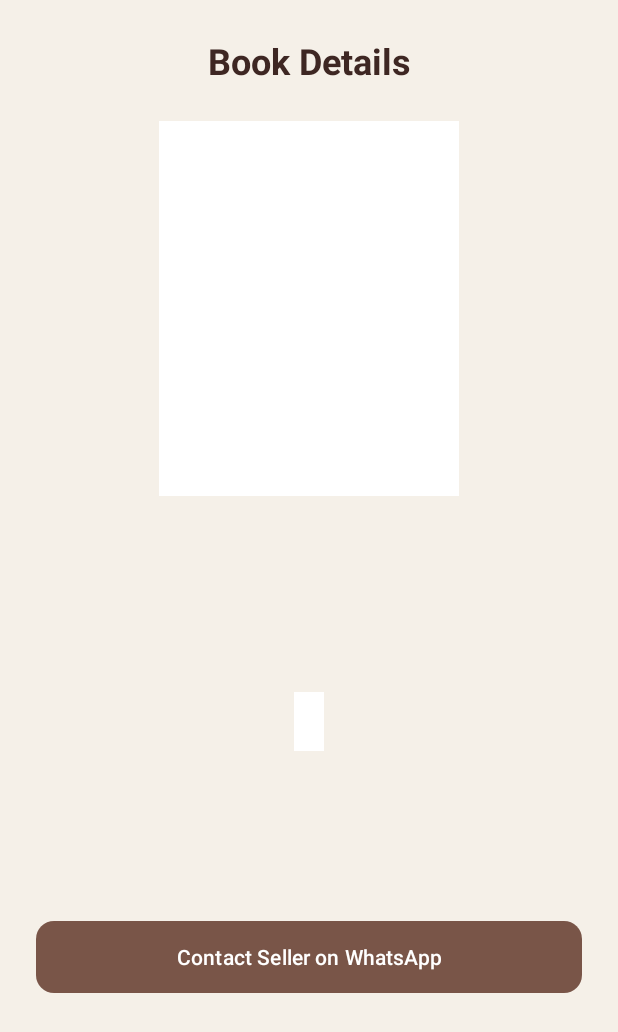
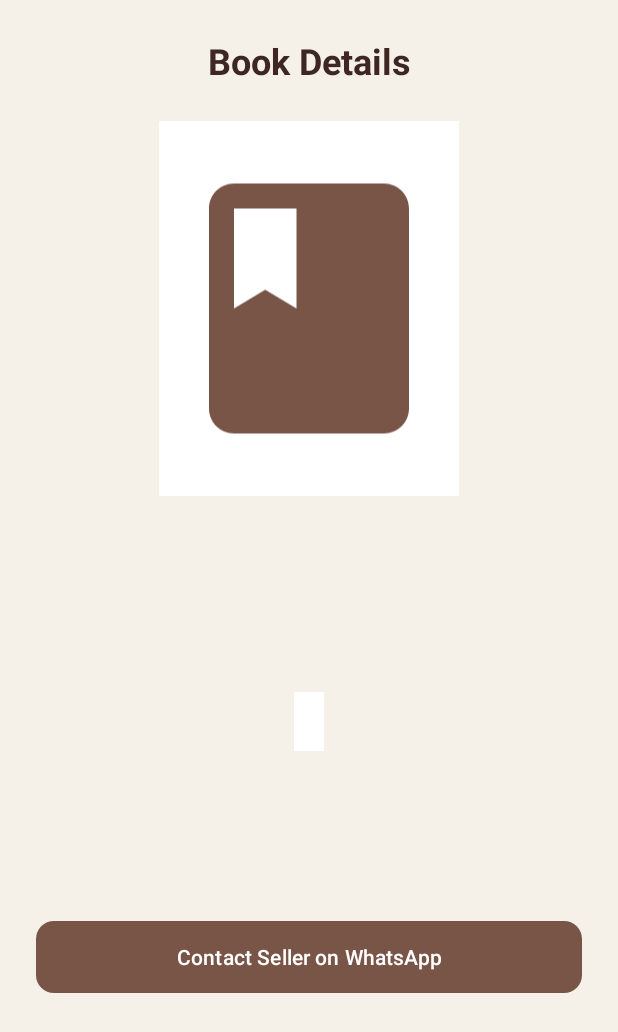
Before and after one commit to alaa-ayman-14/Mobile-Computing-Project, an Android app: the BookDetailsActivity screen opened directly, with no data from a screen before it, on a phone screen of 412 x 824 dp. Shown: the top 1032 px of the screen. Run offline under Robolectric (Android 15) with nearby library versions, the phone set to English and light mode, and no system bars; pictures from the network do not load; 1 statement that could not run was skipped.

Commit message:
Improve book image handling and seller contact validation

```diff
--- /dev/null
+++ b/app/src/main/res/drawable/ic_book_placeholder.xml
@@ -0,0 +1,20 @@
+<!--
+  ~ Copyright (C) 2026 The Android Open Source Project
+  ~
+  ~ Licensed under the Apache License, Version 2.0 (the "License");
+  ~ you may not use this file except in compliance with the License.
+  ~ You may obtain a copy of the License at
+  ~
+  ~      http://www.apache.org/licenses/LICENSE-2.0
+  ~
+  ~ Unless required by applicable law or agreed to in writing, software
+  ~ distributed under the License is distributed on an "AS IS" BASIS,
+  ~ WITHOUT WARRANTIES OR CONDITIONS OF ANY KIND, either express or implied.
+  ~ See the License for the specific language governing permissions and
+  ~ limitations under the License.
+  -->
+<vector xmlns:android="http://schemas.android.com/apk/res/android" android:height="24dp" android:tint="@color/primary" android:viewportHeight="24" android:viewportWidth="24" android:width="24dp">
+
+    <path android:fillColor="@color/primary" android:pathData="M18,2H6c-1.1,0 -2,0.9 -2,2v16c0,1.1 0.9,2 2,2h12c1.1,0 2,-0.9 2,-2V4c0,-1.1 -0.9,-2 -2,-2zM6,4h5v8l-2.5,-1.5L6,12V4z"/>
+
+</vector>
--- a/app/src/main/res/layout/activity_book_details.xml
+++ b/app/src/main/res/layout/activity_book_details.xml
@@ -30,6 +30,7 @@
 
     <ImageView
         android:id="@+id/ivBookImage"
+        android:src="@drawable/ic_book_placeholder"
         android:layout_width="200dp"
         android:layout_height="250dp"
         android:layout_marginTop="24dp"
```
Also changed, not shown: app/src/main/java/com/example/bookstore/ui/bookdetails/BookDetailsActivity.kt (+35 -2 lines).
